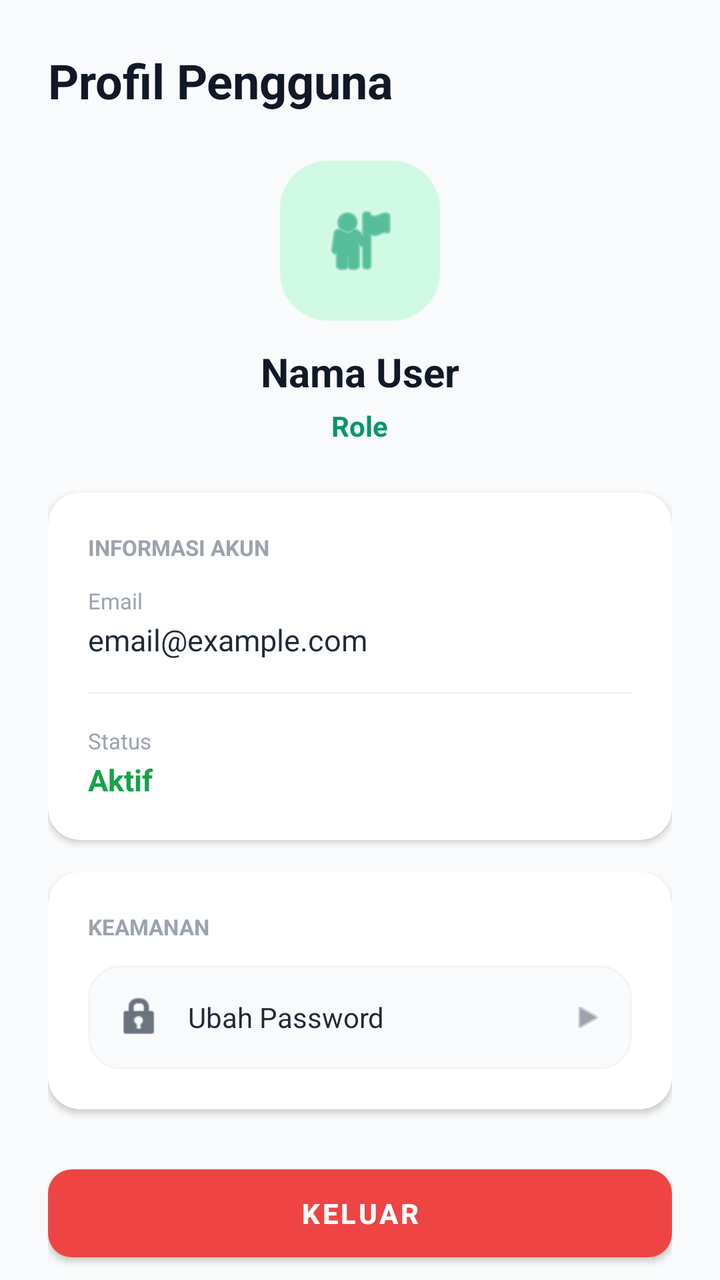
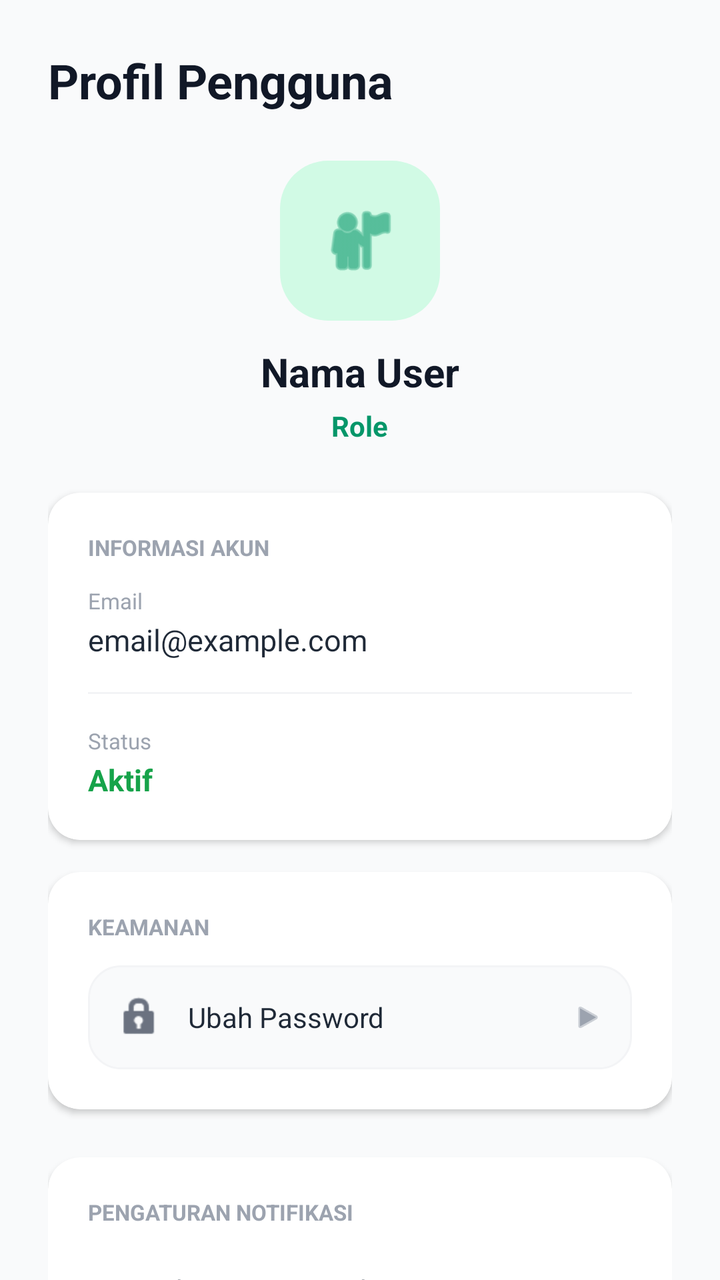

The first picture is an Android layout as it rendered before a commit; the second is the same layout after the commit. The layout source and the unified diff follow.
<!-- AndroidManifest.xml: application theme Theme.CleanBanar -->
<!-- res/layout/fragment_profile.xml -->
<?xml version="1.0" encoding="utf-8"?>
<androidx.core.widget.NestedScrollView xmlns:android="http://schemas.android.com/apk/res/android"
    xmlns:app="http://schemas.android.com/apk/res-auto"
    android:layout_width="match_parent"
    android:layout_height="match_parent"
    android:background="@color/gray_50">

    <LinearLayout
        android:layout_width="match_parent"
        android:layout_height="wrap_content"
        android:orientation="vertical"
        android:padding="24dp">

        <TextView
            android:layout_width="match_parent"
            android:layout_height="wrap_content"
            android:text="Profil Pengguna"
            android:textStyle="bold"
            android:textSize="24sp"
            android:textColor="@color/gray_900"
            android:layout_marginBottom="24dp" />

        
        <LinearLayout
            android:layout_width="match_parent"
            android:layout_height="wrap_content"
            android:gravity="center"
            android:orientation="vertical"
            android:layout_marginBottom="24dp">

            <ImageView
                android:layout_width="80dp"
                android:layout_height="80dp"
                android:src="@android:drawable/ic_menu_myplaces"
                android:background="@drawable/leaf_bg"
                app:tint="@color/emerald_600"
                android:padding="20dp"
                android:layout_marginBottom="12dp"
                android:contentDescription="Avatar" />

            <TextView
                android:id="@+id/tvProfileName"
                android:layout_width="wrap_content"
                android:layout_height="wrap_content"
                android:text="Nama User"
                android:textStyle="bold"
                android:textSize="20sp"
                android:textColor="@color/gray_900" />

            <TextView
                android:id="@+id/tvProfileRole"
                android:layout_width="wrap_content"
                android:layout_height="wrap_content"
                android:text="Role"
                android:textSize="14sp"
                android:textColor="@color/emerald_600"
                android:textStyle="bold"
                android:layout_marginTop="4dp" />
        </LinearLayout>

        
        <com.google.android.material.card.MaterialCardView
            android:layout_width="match_parent"
            android:layout_height="wrap_content"
            app:cardCornerRadius="16dp"
            app:cardElevation="2dp"
            app:cardBackgroundColor="@color/white"
            android:layout_marginBottom="16dp">

            <LinearLayout
                android:layout_width="match_parent"
                android:layout_height="wrap_content"
                android:orientation="vertical"
                android:padding="20dp">

                <TextView
                    android:layout_width="wrap_content"
                    android:layout_height="wrap_content"
                    android:text="INFORMASI AKUN"
                    android:textSize="11sp"
                    android:textStyle="bold"
                    android:textColor="@color/gray_400"
                    android:layout_marginBottom="12dp" />

                <TextView
                    android:layout_width="wrap_content"
                    android:layout_height="wrap_content"
                    android:text="Email"
                    android:textSize="11sp"
                    android:textColor="@color/gray_400" />

                <TextView
                    android:id="@+id/tvProfileEmail"
                    android:layout_width="wrap_content"
                    android:layout_height="wrap_content"
                    android:text="email@example.com"
                    android:textSize="15sp"
                    android:textColor="@color/gray_800"
                    android:layout_marginTop="2dp"
                    android:layout_marginBottom="16dp" />

                <View
                    android:layout_width="match_parent"
                    android:layout_height="1dp"
                    android:background="@color/gray_100"
                    android:layout_marginBottom="16dp" />

                <TextView
                    android:layout_width="wrap_content"
                    android:layout_height="wrap_content"
                    android:text="Status"
                    android:textSize="11sp"
                    android:textColor="@color/gray_400" />

                <TextView
                    android:layout_width="wrap_content"
                    android:layout_height="wrap_content"
                    android:text="Aktif"
                    android:textSize="15sp"
                    android:textColor="@color/green_600"
                    android:textStyle="bold"
                    android:layout_marginTop="2dp" />
            </LinearLayout>
        </com.google.android.material.card.MaterialCardView>

        
        <com.google.android.material.card.MaterialCardView
            android:layout_width="match_parent"
            android:layout_height="wrap_content"
            app:cardCornerRadius="16dp"
            app:cardElevation="2dp"
            app:cardBackgroundColor="@color/white"
            android:layout_marginBottom="24dp">

            <LinearLayout
                android:layout_width="match_parent"
                android:layout_height="wrap_content"
                android:orientation="vertical"
                android:padding="20dp">

                <TextView
                    android:layout_width="wrap_content"
                    android:layout_height="wrap_content"
                    android:text="KEAMANAN"
                    android:textSize="11sp"
                    android:textStyle="bold"
                    android:textColor="@color/gray_400"
                    android:layout_marginBottom="12dp" />

                
                <LinearLayout
                    android:id="@+id/btnChangePassword"
                    android:layout_width="match_parent"
                    android:layout_height="wrap_content"
                    android:orientation="horizontal"
                    android:gravity="center_vertical"
                    android:background="@drawable/edit_text_bg"
                    android:padding="14dp">

                    <ImageView
                        android:layout_width="24dp"
                        android:layout_height="24dp"
                        android:src="@android:drawable/ic_lock_idle_lock"
                        app:tint="@color/gray_500"
                        android:contentDescription="Ubah Password" />

                    <TextView
                        android:layout_width="0dp"
                        android:layout_height="wrap_content"
                        android:layout_weight="1"
                        android:text="Ubah Password"
                        android:textSize="14sp"
                        android:textColor="@color/gray_800"
                        android:layout_marginStart="12dp" />

                    <ImageView
                        android:layout_width="16dp"
                        android:layout_height="16dp"
                        android:src="@android:drawable/ic_media_play"
                        app:tint="@color/gray_400"
                        android:contentDescription="Buka" />
                </LinearLayout>
            </LinearLayout>
        </com.google.android.material.card.MaterialCardView>

        
        <com.google.android.material.button.MaterialButton
            android:id="@+id/btnLogout"
            android:layout_width="match_parent"
            android:layout_height="56dp"
            android:text="Keluar"
            android:textColor="@color/white"
            android:textStyle="bold"
            app:cornerRadius="12dp"
            app:backgroundTint="@color/red_500" />

    </LinearLayout>
</androidx.core.widget.NestedScrollView>
<!-- resources referenced by this layout -->
<resources>
  <color name="emerald_600">#059669</color>
  <color name="gray_100">#f3f4f6</color>
  <color name="gray_400">#9ca3af</color>
  <color name="gray_50">#f9fafb</color>
  <color name="gray_500">#6b7280</color>
  <color name="gray_800">#1f2937</color>
  <color name="gray_900">#111827</color>
  <color name="green_600">#16a34a</color>
  <color name="red_500">#ef4444</color>
  <color name="white">#ffffff</color>
  <!-- drawable edit_text_bg (drawable) -->
  ﻿<?xml version="1.0" encoding="utf-8"?>
  <shape xmlns:android="http://schemas.android.com/apk/res/android">
      <solid android:color="@color/gray_50" />
      <stroke android:width="1dp" android:color="@color/gray_100" />
      <corners android:radius="16dp" />
  </shape>
  <!-- drawable leaf_bg (drawable) -->
  ﻿<?xml version="1.0" encoding="utf-8"?>
  <shape xmlns:android="http://schemas.android.com/apk/res/android"
      android:shape="rectangle">
      <solid android:color="@color/emerald_100" />
      <corners android:radius="24dp" />
  </shape>
  <style name="Theme.CleanBanar" parent="Theme.MaterialComponents.Light.DarkActionBar">
          <item name="colorPrimary">@color/primary</item>
          <item name="colorPrimaryVariant">@color/primary_dark</item>
          <item name="colorOnPrimary">@color/white</item>
          <item name="colorSecondary">@color/secondary</item>
      </style>
  <color name="emerald_100">#d1fae5</color>
  <color name="primary">#059669</color>
  <color name="primary_dark">#047857</color>
  <color name="secondary">#3b82f6</color>
</resources>

<!-- the commit's change to res/layout/fragment_profile.xml (unified diff, before → after) -->
@@ -184,6 +184,172 @@
         </com.google.android.material.card.MaterialCardView>
 
         
+        <com.google.android.material.card.MaterialCardView
+            android:layout_width="match_parent"
+            android:layout_height="wrap_content"
+            app:cardCornerRadius="16dp"
+            app:cardElevation="2dp"
+            app:cardBackgroundColor="@color/white"
+            android:layout_marginBottom="24dp">
+
+            <LinearLayout
+                android:layout_width="match_parent"
+                android:layout_height="wrap_content"
+                android:orientation="vertical"
+                android:padding="20dp">
+
+                <TextView
+                    android:layout_width="wrap_content"
+                    android:layout_height="wrap_content"
+                    android:text="PENGATURAN NOTIFIKASI"
+                    android:textSize="11sp"
+                    android:textStyle="bold"
+                    android:textColor="@color/gray_400"
+                    android:layout_marginBottom="16dp" />
+
+                
+                <LinearLayout
+                    android:layout_width="match_parent"
+                    android:layout_height="wrap_content"
+                    android:orientation="horizontal"
+                    android:gravity="center_vertical"
+                    android:layout_marginBottom="20dp">
+                    <LinearLayout
+                        android:layout_width="0dp"
+                        android:layout_height="wrap_content"
+                        android:layout_weight="1"
+                        android:orientation="vertical">
+                        <TextView
+                            android:layout_width="wrap_content"
+                            android:layout_height="wrap_content"
+                            android:text="Sampah Hampir Penuh"
+                            android:textSize="14sp"
+                            android:textColor="@color/gray_800" />
+                        <TextView
+                            android:layout_width="wrap_content"
+                            android:layout_height="wrap_content"
+                            android:text="Notifikasi saat kapasitas ≥80%"
+                            android:textSize="11sp"
+                            android:textColor="@color/gray_400"
+                            android:layout_marginTop="2dp" />
+                    </LinearLayout>
+                    <com.google.android.material.switchmaterial.SwitchMaterial
+                        android:id="@+id/switchHampirPenuh"
+                        android:layout_width="wrap_content"
+                        android:layout_height="wrap_content"
+                        android:checked="true"
+                        app:thumbTint="@color/white"
+                        app:trackTint="@color/emerald_600" />
+                </LinearLayout>
+
+                
+                <LinearLayout
+                    android:layout_width="match_parent"
+                    android:layout_height="wrap_content"
+                    android:orientation="horizontal"
+                    android:gravity="center_vertical"
+                    android:layout_marginBottom="20dp">
+                    <LinearLayout
+                        android:layout_width="0dp"
+                        android:layout_height="wrap_content"
+                        android:layout_weight="1"
+                        android:orientation="vertical">
+                        <TextView
+                            android:layout_width="wrap_content"
+                            android:layout_height="wrap_content"
+                            android:text="Sampah Penuh"
+                            android:textSize="14sp"
+                            android:textColor="@color/gray_800" />
+                        <TextView
+                            android:layout_width="wrap_content"
+                            android:layout_height="wrap_content"
+                            android:text="Notifikasi saat kapasitas ≥95%"
+                            android:textSize="11sp"
+                            android:textColor="@color/gray_400"
+                            android:layout_marginTop="2dp" />
+                    </LinearLayout>
+                    <com.google.android.material.switchmaterial.SwitchMaterial
+                        android:id="@+id/switchPenuh"
+                        android:layout_width="wrap_content"
+                        android:layout_height="wrap_content"
+                        android:checked="true"
+                        app:thumbTint="@color/white"
+                        app:trackTint="@color/emerald_600" />
+                </LinearLayout>
+
+                
+                <LinearLayout
+                    android:layout_width="match_parent"
+                    android:layout_height="wrap_content"
+                    android:orientation="horizontal"
+                    android:gravity="center_vertical"
+                    android:layout_marginBottom="20dp">
+                    <LinearLayout
+                        android:layout_width="0dp"
+                        android:layout_height="wrap_content"
+                        android:layout_weight="1"
+                        android:orientation="vertical">
+                        <TextView
+                            android:layout_width="wrap_content"
+                            android:layout_height="wrap_content"
+                            android:text="Selesai Dikosongkan"
+                            android:textSize="14sp"
+                            android:textColor="@color/gray_800" />
+                        <TextView
+                            android:layout_width="wrap_content"
+                            android:layout_height="wrap_content"
+                            android:text="Notifikasi saat sampah berhasil dikosongkan"
+                            android:textSize="11sp"
+                            android:textColor="@color/gray_400"
+                            android:layout_marginTop="2dp" />
+                    </LinearLayout>
+                    <com.google.android.material.switchmaterial.SwitchMaterial
+                        android:id="@+id/switchSelesai"
+                        android:layout_width="wrap_content"
+                        android:layout_height="wrap_content"
+                        android:checked="true"
+                        app:thumbTint="@color/white"
+                        app:trackTint="@color/emerald_600" />
+                </LinearLayout>
+
+                
+                <LinearLayout
+                    android:layout_width="match_parent"
+                    android:layout_height="wrap_content"
+                    android:orientation="horizontal"
+                    android:gravity="center_vertical">
+                    <LinearLayout
+                        android:layout_width="0dp"
+                        android:layout_height="wrap_content"
+                        android:layout_weight="1"
+                        android:orientation="vertical">
+                        <TextView
+                            android:layout_width="wrap_content"
+                            android:layout_height="wrap_content"
+                            android:text="Notifikasi Sistem"
+                            android:textSize="14sp"
+                            android:textColor="@color/gray_800" />
+                        <TextView
+                            android:layout_width="wrap_content"
+                            android:layout_height="wrap_content"
+                            android:text="Info pembaruan dan peringatan sistem"
+                            android:textSize="11sp"
+                            android:textColor="@color/gray_400"
+                            android:layout_marginTop="2dp" />
+                    </LinearLayout>
+                    <com.google.android.material.switchmaterial.SwitchMaterial
+                        android:id="@+id/switchSistem"
+                        android:layout_width="wrap_content"
+                        android:layout_height="wrap_content"
+                        android:checked="true"
+                        app:thumbTint="@color/white"
+                        app:trackTint="@color/emerald_600" />
+                </LinearLayout>
+
+            </LinearLayout>
+        </com.google.android.material.card.MaterialCardView>
+
+        
         <com.google.android.material.button.MaterialButton
             android:id="@+id/btnLogout"
             android:layout_width="match_parent"
